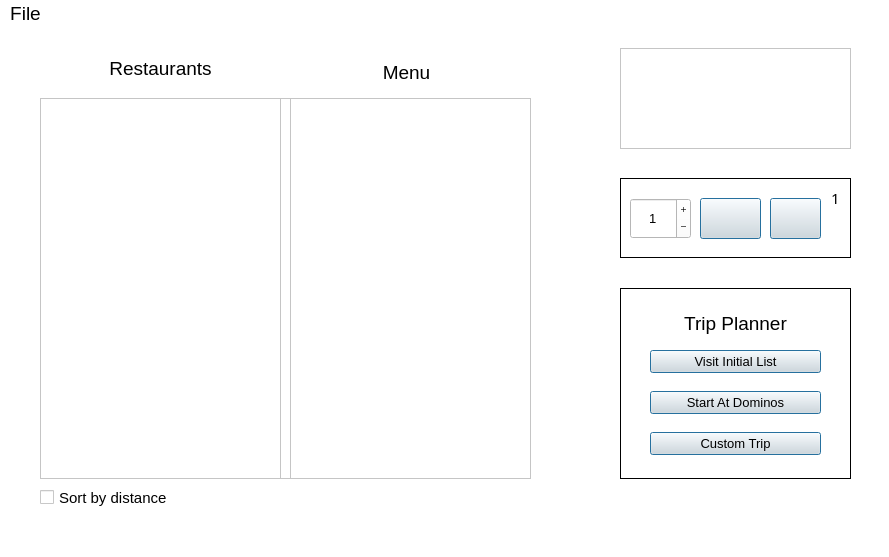
Before: the Qt Designer form mainwindow.ui in DannyCamacho/SaddlebackEats, drawn with Qt 5.
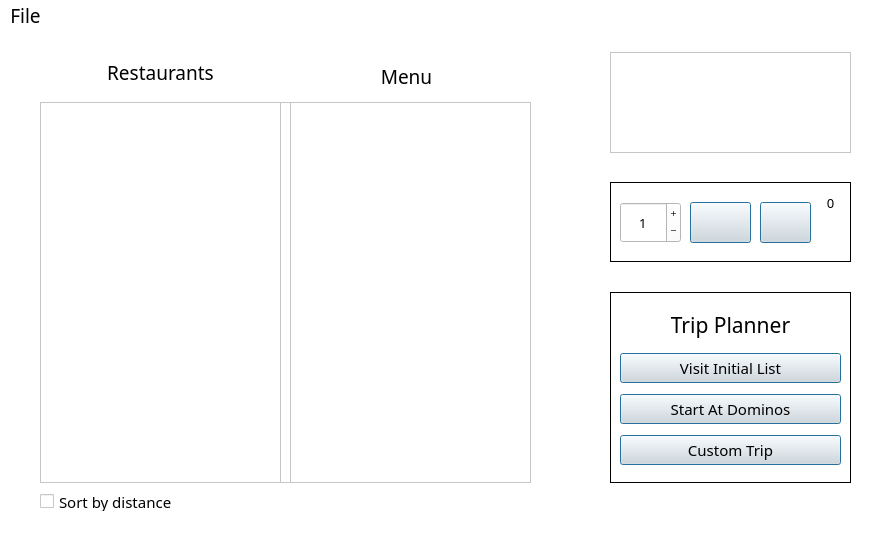
After: the same form once the commit is applied. Icons and pictures are not drawn.

```diff
--- a/mainwindow.ui
+++ b/mainwindow.ui
@@ -529,6 +529,7 @@
     </property>
     <property name="font">
      <font>
+      <family>Bahnschrift</family>
       <pointsize>11</pointsize>
      </font>
     </property>
@@ -575,6 +576,7 @@
      </property>
      <property name="font">
       <font>
+       <family>Bahnschrift</family>
        <pointsize>11</pointsize>
       </font>
      </property>
@@ -645,6 +647,7 @@
      </property>
      <property name="font">
       <font>
+       <family>Bahnschrift</family>
        <pointsize>11</pointsize>
       </font>
      </property>
@@ -700,9 +703,9 @@
    <widget class="QFrame" name="frame_2">
     <property name="geometry">
      <rect>
-      <x>620</x>
+      <x>610</x>
       <y>20</y>
-      <width>231</width>
+      <width>241</width>
       <height>101</height>
      </rect>
     </property>
@@ -742,6 +745,7 @@
      </property>
      <property name="font">
       <font>
+       <family>Bahnschrift</family>
        <pointsize>14</pointsize>
       </font>
      </property>
@@ -767,6 +771,7 @@
      </property>
      <property name="font">
       <font>
+       <family>Bahnschrift</family>
        <pointsize>14</pointsize>
       </font>
      </property>
@@ -785,9 +790,9 @@
    <widget class="QFrame" name="frame_4">
     <property name="geometry">
      <rect>
-      <x>620</x>
+      <x>610</x>
       <y>260</y>
-      <width>231</width>
+      <width>241</width>
       <height>191</height>
      </rect>
     </property>
@@ -804,18 +809,55 @@
     <widget class="QWidget" name="verticalLayoutWidget">
      <property name="geometry">
       <rect>
-       <x>30</x>
-       <y>50</y>
-       <width>171</width>
-       <height>131</height>
+       <x>10</x>
+       <y>10</y>
+       <width>221</width>
+       <height>171</height>
       </rect>
      </property>
      <layout class="QVBoxLayout" name="verticalLayout">
+      <item>
+       <widget class="QLabel" name="label_3">
+        <property name="maximumSize">
+         <size>
+          <width>16777215</width>
+          <height>35</height>
+         </size>
+        </property>
+        <property name="font">
+         <font>
+          <family>Bahnschrift</family>
+          <pointsize>16</pointsize>
+          <weight>50</weight>
+          <bold>false</bold>
+         </font>
+        </property>
+        <property name="styleSheet">
+         <string notr="true">background-color: rgb(255, 255, 255);
+color: rgb(0, 0, 0);</string>
+        </property>
+        <property name="text">
+         <string>Trip Planner</string>
+        </property>
+        <property name="alignment">
+         <set>Qt::AlignCenter</set>
+        </property>
+       </widget>
+      </item>
       <item>
        <widget class="QPushButton" name="pushButton">
+        <property name="maximumSize">
+         <size>
+          <width>16777215</width>
+          <height>30</height>
+         </size>
+        </property>
         <property name="font">
          <font>
-          <pointsize>10</pointsize>
+          <family>Bahnschrift</family>
+          <pointsize>11</pointsize>
+          <weight>50</weight>
+          <bold>false</bold>
          </font>
         </property>
         <property name="styleSheet">
@@ -839,9 +881,18 @@
       </item>
       <item>
        <widget class="QPushButton" name="pushButton_2">
+        <property name="maximumSize">
+         <size>
+          <width>16777215</width>
+          <height>30</height>
+         </size>
+        </property>
         <property name="font">
          <font>
-          <pointsize>10</pointsize>
+          <family>Bahnschrift</family>
+          <pointsize>11</pointsize>
+          <weight>50</weight>
+          <bold>false</bold>
          </font>
         </property>
         <property name="styleSheet">
@@ -864,9 +915,18 @@
       </item>
       <item>
        <widget class="QPushButton" name="pushButton_3">
+        <property name="maximumSize">
+         <size>
+          <width>16777215</width>
+          <height>30</height>
+         </size>
+        </property>
         <property name="font">
          <font>
-          <pointsize>10</pointsize>
+          <family>Bahnschrift</family>
+          <pointsize>11</pointsize>
+          <weight>50</weight>
+          <bold>false</bold>
          </font>
         </property>
         <property name="styleSheet">
@@ -889,38 +949,13 @@
       </item>
      </layout>
     </widget>
-    <widget class="QLabel" name="label_3">
-     <property name="geometry">
-      <rect>
-       <x>30</x>
-       <y>20</y>
-       <width>171</width>
-       <height>31</height>
-      </rect>
-     </property>
-     <property name="font">
-      <font>
-       <pointsize>14</pointsize>
-      </font>
-     </property>
-     <property name="styleSheet">
-      <string notr="true">background-color: rgb(255, 255, 255);
-color: rgb(0, 0, 0);</string>
-     </property>
-     <property name="text">
-      <string>Trip Planner</string>
-     </property>
-     <property name="alignment">
-      <set>Qt::AlignCenter</set>
-     </property>
-    </widget>
    </widget>
    <widget class="QFrame" name="frame_5">
     <property name="geometry">
      <rect>
-      <x>620</x>
+      <x>610</x>
       <y>150</y>
-      <width>231</width>
+      <width>241</width>
       <height>80</height>
      </rect>
     </property>
@@ -945,6 +980,7 @@
      </property>
      <property name="font">
       <font>
+       <family>Bahnschrift</family>
        <pointsize>10</pointsize>
       </font>
      </property>
@@ -1014,28 +1050,10 @@
       <bool>true</bool>
      </property>
     </widget>
-    <widget class="QFrame" name="frame_6">
-     <property name="geometry">
-      <rect>
-       <x>150</x>
-       <y>0</y>
-       <width>81</width>
-       <height>71</height>
-      </rect>
-     </property>
-     <property name="styleSheet">
-      <string notr="true">background: none;</string>
-     </property>
-     <property name="frameShape">
-      <enum>QFrame::NoFrame</enum>
-     </property>
-     <property name="frameShadow">
-      <enum>QFrame::Plain</enum>
-     </property>
      <widget class="QPushButton" name="pushButton_5">
       <property name="geometry">
        <rect>
-        <x>0</x>
+       <x>150</x>
         <y>20</y>
         <width>51</width>
         <height>41</height>
@@ -1060,15 +1078,45 @@
        <bool>true</bool>
       </property>
      </widget>
+    <widget class="QLabel" name="label_4">
+     <property name="geometry">
+      <rect>
+       <x>200</x>
+       <y>0</y>
+       <width>41</width>
+       <height>41</height>
+      </rect>
+     </property>
+     <property name="font">
+      <font>
+       <family>Bahnschrift</family>
+       <pointsize>10</pointsize>
+      </font>
+     </property>
+     <property name="styleSheet">
+      <string notr="true">background: none;</string>
+     </property>
+     <property name="text">
+      <string>0</string>
+     </property>
+     <property name="alignment">
+      <set>Qt::AlignCenter</set>
+     </property>
+    </widget>
      <widget class="QFrame" name="frame_7">
       <property name="geometry">
        <rect>
-        <x>50</x>
+       <x>200</x>
         <y>0</y>
-        <width>31</width>
+       <width>41</width>
         <height>41</height>
        </rect>
       </property>
+     <property name="font">
+      <font>
+       <family>Bahnschrift</family>
+      </font>
+     </property>
       <property name="styleSheet">
        <string notr="true">background: none;
 image: url(:/rec/resources/bubble-icon-removebg.png);</string>
@@ -1079,35 +1127,6 @@
       <property name="frameShadow">
        <enum>QFrame::Plain</enum>
       </property>
-      <widget class="QLabel" name="label_4">
-       <property name="geometry">
-        <rect>
-         <x>0</x>
-         <y>10</y>
-         <width>31</width>
-         <height>20</height>
-        </rect>
-       </property>
-       <property name="font">
-        <font>
-         <family>Bahnschrift</family>
-         <pointsize>11</pointsize>
-        </font>
-       </property>
-       <property name="styleSheet">
-        <string notr="true">background: none;</string>
-       </property>
-       <property name="frameShape">
-        <enum>QFrame::NoFrame</enum>
-       </property>
-       <property name="text">
-        <string>1</string>
-       </property>
-       <property name="alignment">
-        <set>Qt::AlignCenter</set>
-       </property>
-      </widget>
-     </widget>
     </widget>
    </widget>
   </widget>
@@ -1117,11 +1136,12 @@
      <x>0</x>
      <y>0</y>
      <width>889</width>
-     <height>30</height>
+     <height>28</height>
     </rect>
    </property>
    <property name="font">
     <font>
+     <family>Bahnschrift</family>
      <pointsize>14</pointsize>
     </font>
    </property>
@@ -1149,6 +1169,7 @@
     </property>
     <property name="font">
      <font>
+      <family>Bahnschrift</family>
       <pointsize>14</pointsize>
      </font>
     </property>
```
Left out of the diff: 14 changed lines with no effect on the pictures. Lines whose indentation alone changed are shown as unchanged.
